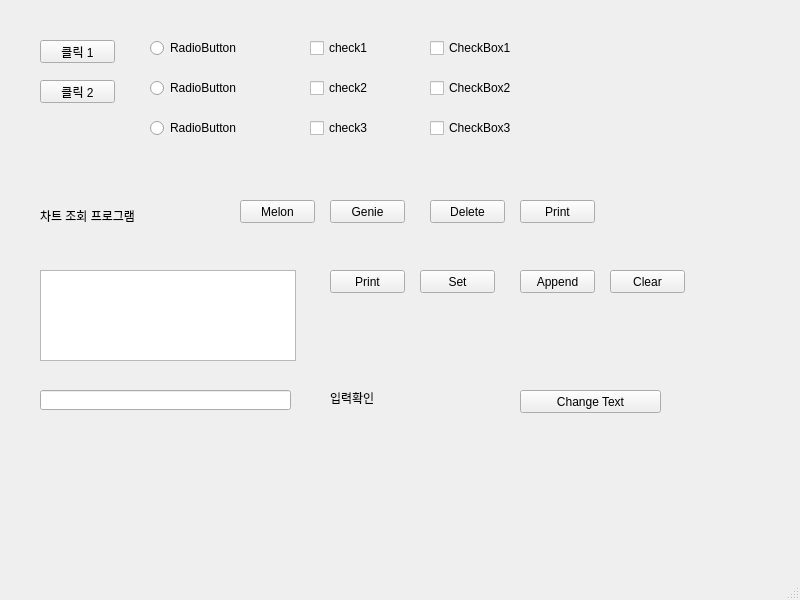
keunsooyoon/pythonadv202303, file Crawling/mywindow6.ui: the form before one commit.
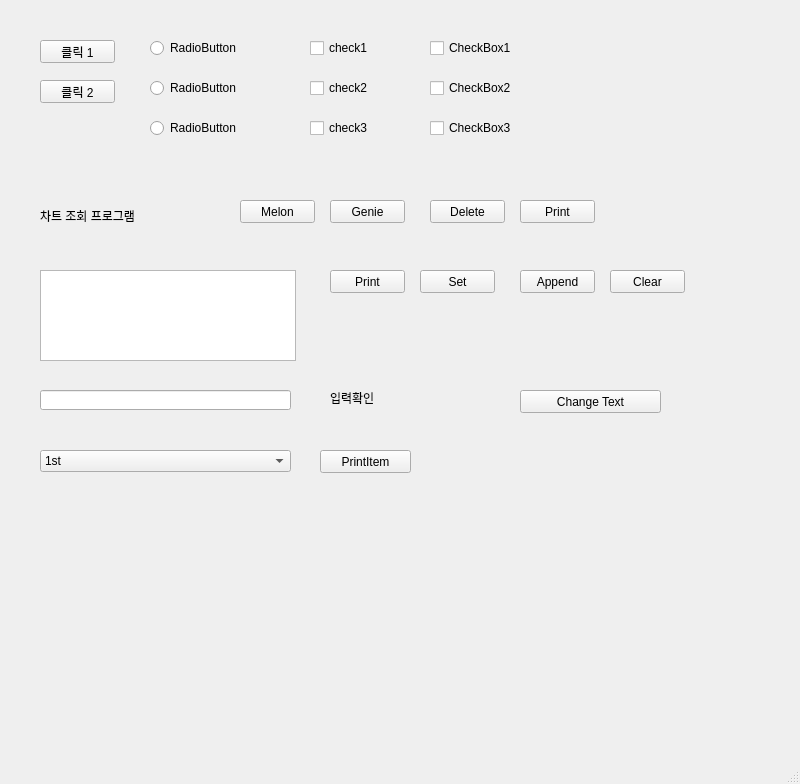
The form after the commit.

```diff
--- a/Crawling/mywindow6.ui
+++ b/Crawling/mywindow6.ui
@@ -7,7 +7,7 @@
     <x>0</x>
     <y>0</y>
     <width>800</width>
-    <height>600</height>
+    <height>784</height>
    </rect>
   </property>
   <property name="windowTitle">
@@ -320,6 +320,44 @@
      <string>입력확인</string>
     </property>
    </widget>
+   <widget class="QComboBox" name="comboBox">
+    <property name="geometry">
+     <rect>
+      <x>40</x>
+      <y>450</y>
+      <width>251</width>
+      <height>22</height>
+     </rect>
+    </property>
+    <item>
+     <property name="text">
+      <string>1st</string>
+     </property>
+    </item>
+    <item>
+     <property name="text">
+      <string>2nd</string>
+     </property>
+    </item>
+    <item>
+     <property name="text">
+      <string>3rd</string>
+     </property>
+    </item>
+   </widget>
+   <widget class="QPushButton" name="printitem">
+    <property name="geometry">
+     <rect>
+      <x>320</x>
+      <y>450</y>
+      <width>91</width>
+      <height>23</height>
+     </rect>
+    </property>
+    <property name="text">
+     <string>PrintItem</string>
+    </property>
+   </widget>
   </widget>
   <widget class="QMenuBar" name="menubar">
    <property name="geometry">
```
